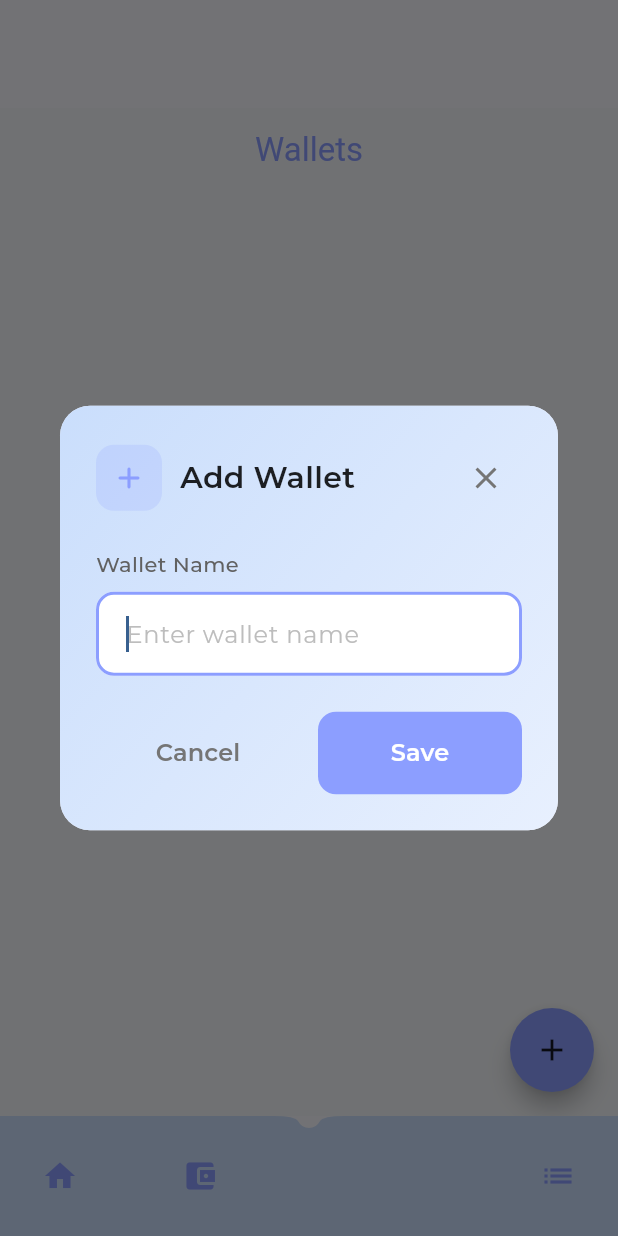
After one commit to farhanzsani/Finance-App-FLutter, a Flutter app: the screen it shows after launch, item 2 of the bottom bar chosen, after a tap on the "add" icon, on a phone screen of 412 x 824 dp. The commit adds this screen. Run offline on Flutter 3.47's test engine with Material 3 defaults, Android fonts, the phone set to English and light mode, and no system bars; our stand-ins replace drift, drift_flutter, google_fonts; missing offline and left inert: calendar_appbar; accounts and stored records are empty; generated files the repository leaves out were written again.

Commit message:
feat: add wallet page design and crud logic

```diff
--- a/lib/Models/database.dart
+++ b/lib/Models/database.dart
@@ -5,13 +5,14 @@ import 'package:path_provider/path_provider.dart';
 
 import 'category.dart';
 import 'transaction.dart';
+import 'wallet.dart';
 
 part 'database.g.dart';
 
 
 
 @DriftDatabase(
-  tables: [Categories, Transactions]
+  tables: [Categories, Transactions, Wallet],
 )
 class AppDatabase extends _$AppDatabase {
   // After generating code, this class needs to define a `schemaVersion` getter
@@ -20,10 +21,23 @@ class AppDatabase extends _$AppDatabase {
   AppDatabase([QueryExecutor? executor]) : super(executor ?? _openConnection());
 
   @override
-  int get schemaVersion => 1;
+  int get schemaVersion => 2;
+
+  @override
+  MigrationStrategy get migration {
+    return MigrationStrategy(
+      onCreate: (Migrator m) async {
+        await m.createAll();
+      },
+      onUpgrade: (Migrator m, int from, int to) async {
+        if (from < 2) {
+          await m.createTable(wallet); // wallets itu nama tabel dari drift
+        }
+      },
+    );
+  }
 
   // crud category
-
   Future<List<Category>>getAllCategoryRepo(int type) async {
     return await (select(categories)..where((tbl) => tbl.type.equals(type))).get();
   }
@@ -41,6 +55,35 @@ class AppDatabase extends _$AppDatabase {
     return (delete(categories)..where((tbl) => tbl.id.equals(id))).go();
   }
 
+
+  // crud wallet
+  Future<List<WalletData>> getAllWalletRepo() async {
+      return await select(wallet).get();
+  }
+
+
+  Future updateDataWalletRepo(int id, String name) async {
+    return (update(wallet)..where((tbl) => tbl.id.equals(id))).write(
+      WalletCompanion(
+        name: Value(name),
+        updated_at: Value(DateTime.now()),
+      )
+    );
+  }
+
+  updatebalanceWalletRepo(int id, double balance) async {
+    return (update(wallet)..where((tbl) => tbl.id.equals(id))).write(
+      WalletCompanion(
+        balance: Value(balance),
+        updated_at: Value(DateTime.now()),
+      )
+    );
+  }
+
+  Future deleteWalletRepo(int id) async {
+    return (delete(wallet)..where((tbl) => tbl.id.equals(id))).go();
+  }
+
   static QueryExecutor _openConnection() {
     return driftDatabase(
       name: 'my_database',
--- /dev/null
+++ b/lib/Models/wallet.dart
@@ -0,0 +1,12 @@
+import 'package:drift/drift.dart';
+
+
+
+class Wallet extends Table {
+  IntColumn get id => integer().autoIncrement()();
+  TextColumn get name => text().withLength(min: 1, max: 128)();
+  RealColumn get balance => real().withDefault(const Constant(0))();
+  DateTimeColumn get created => dateTime()();
+  DateTimeColumn get updated_at => dateTime()();
+  DateTimeColumn get deleted_at => dateTime().nullable()();
+}
--- a/lib/pages/category_page.dart
+++ b/lib/pages/category_page.dart
@@ -32,6 +32,7 @@ class _CategoryPageState extends State<CategoryPage> {
   Future<List<Category>> getAllCategories(int type) async {
     return await db.getAllCategoryRepo(type);
   }
+
 
   Future update(int id, String name) async {
     return await db.updateCategoryRepo(id, name);
@@ -232,6 +233,14 @@ class _CategoryPageState extends State<CategoryPage> {
         child: Column(
           children: [
             // Header Section
+            Center(
+              child: Text("Categories",
+                  style: GoogleFonts.montserrat(
+                    fontSize: 20,
+                    fontWeight: FontWeight.w600,
+                    color: Color(0xFF8C9EFF),
+                  )),
+            ),
             Container(
               padding: EdgeInsets.all(20),
               decoration: BoxDecoration(
@@ -540,6 +549,9 @@ class _CategoryPageState extends State<CategoryPage> {
           openDialog(null);
         },
         backgroundColor: Color(0xFF8C9EFF),
+        shape: RoundedRectangleBorder(
+          borderRadius: BorderRadius.circular(50),
+        ),
         child: Icon(Icons.add, color: Colors.white, size: 28),
         elevation: 4,
       ),
--- a/lib/pages/main_pages.dart
+++ b/lib/pages/main_pages.dart
@@ -2,6 +2,7 @@ import 'package:calendar_appbar/calendar_appbar.dart';
 import 'package:finance_app_for_nacha/pages/category_page.dart';
 import 'package:finance_app_for_nacha/pages/home_page.dart';
 import 'package:finance_app_for_nacha/pages/transaction_page.dart';
+import 'package:finance_app_for_nacha/pages/wallet_page.dart';
 import 'package:flutter/material.dart';
 import 'package:google_fonts/google_fonts.dart';
 
@@ -14,7 +15,7 @@ class MainPage extends StatefulWidget {
 
 class _MainPageState extends State<MainPage> {
   static const Color primaryColor = Color(0xFFCADEFC);
-  final List<Widget> _childern = [const HomePage(), const CategoryPage()];
+  final List<Widget> _childern = [const HomePage(), const CategoryPage(), WalletPage()];
 
   int currentIndex = 0;
 
@@ -44,16 +45,6 @@ class _MainPageState extends State<MainPage> {
                   padding: const EdgeInsets.symmetric(
                     vertical: 36,
                     horizontal: 16,
-                  ),
-                  child: Center(
-                    child: Text(
-                      'categories',
-                      style: GoogleFonts.montserrat(
-                        color: const Color(0xFF8C9EFF),
-                        fontSize: 20,
-                        fontWeight: FontWeight.w600,
-                      ),
-                    ),
                   ),
                 ),
               ),
@@ -99,7 +90,13 @@ class _MainPageState extends State<MainPage> {
                   onTapped(0);
                 },
               ),
-              SizedBox(width: 10),
+              IconButton(
+                icon: Icon(Icons.account_balance_wallet, color: const Color(0xFF8C9EFF)),
+                onPressed: () {
+                  onTapped(2);
+                },
+              ),
+              SizedBox(width: 100),
               IconButton(
                 icon: Icon(Icons.list, color: const Color(0xFF8C9EFF)),
                 onPressed: () {
--- /dev/null
+++ b/lib/pages/wallet_page.dart
@@ -0,0 +1,317 @@
+import 'package:flutter/material.dart';
+import 'package:google_fonts/google_fonts.dart';
+import 'package:finance_app_for_nacha/Models/database.dart';
+
+class WalletPage extends StatefulWidget {
+  const WalletPage({super.key});
+
+  @override
+  State<WalletPage> createState() => _WalletPageState();
+}
+
+class _WalletPageState extends State<WalletPage> {
+  final AppDatabase db = AppDatabase();
+  final TextEditingController nameController = TextEditingController();
+
+  /// ===============================
+  /// DATABASE FUNCTIONS
+  /// ===============================
+  Future<void> insert(String name) async {
+    final now = DateTime.now();
+    await db.into(db.wallet).insert(
+      WalletCompanion.insert(
+        name: name,
+        created: now,
+        updated_at: now,
+      ),
+    );
+  }
+
+  Future<List<WalletData>> getAllWallets() {
+    return db.getAllWalletRepo();
+  }
+
+  Future<void> update(int id, String name) {
+    return db.updateDataWalletRepo(id, name);
+  }
+
+  Future<void> delete(int id) {
+    return db.deleteWalletRepo(id);
+  }
+
+  /// ===============================
+  /// ADD / EDIT DIALOG
+  /// ===============================
+void openDialog(WalletData? wallet) {
+  if (wallet != null) {
+    nameController.text = wallet.name;
+  } else {
+    nameController.clear();
+  }
+
+  showDialog(
+    context: context,
+    builder: (BuildContext context) {
+      return Dialog(
+        shape: RoundedRectangleBorder(
+          borderRadius: BorderRadius.circular(20),
+        ),
+        child: Container(
+          padding: EdgeInsets.all(24),
+          decoration: BoxDecoration(
+            gradient: LinearGradient(
+              begin: Alignment.topLeft,
+              end: Alignment.bottomRight,
+              colors: [
+                Color(0xFFCADEFC),
+                Color(0xFFE8F0FE),
+              ],
+            ),
+            borderRadius: BorderRadius.circular(20),
+          ),
+          child: Column(
+            mainAxisSize: MainAxisSize.min,
+            crossAxisAlignment: CrossAxisAlignment.start,
+            children: [
+              Row(
+                children: [
+                  Container(
+                    padding: EdgeInsets.all(10),
+                    decoration: BoxDecoration(
+                      color: Color(0xFF8C9EFF).withAlpha(50),
+                      borderRadius: BorderRadius.circular(12),
+                    ),
+                    child: Icon(
+                      wallet != null ? Icons.edit_rounded : Icons.add_rounded,
+                      color: Color(0xFF8C9EFF),
+                      size: 24,
+                    ),
+                  ),
+                  SizedBox(width: 12),
+                  Expanded(
+                    child: Text(
+                      wallet != null ? 'Edit Wallet' : 'Add Wallet',
+                      style: GoogleFonts.montserrat(
+                        fontSize: 20,
+                        fontWeight: FontWeight.w600,
+                        color: Colors.black87,
+                      ),
+                    ),
+                  ),
+                  IconButton(
+                    onPressed: () => Navigator.pop(context),
+                    icon: Icon(Icons.close, color: Colors.grey[600]),
+                    splashRadius: 20,
+                  ),
+                ],
+              ),
+              SizedBox(height: 24),
+              Text(
+                'Wallet Name',
+                style: GoogleFonts.montserrat(
+                  fontSize: 14,
+                  fontWeight: FontWeight.w500,
+                  color: Colors.grey[700],
+                ),
+              ),
+              SizedBox(height: 8),
+              TextFormField(
+                controller: nameController,
+                autofocus: true,
+                style: GoogleFonts.montserrat(fontSize: 16),
+                decoration: InputDecoration(
+                  hintText: 'Enter wallet name',
+                  hintStyle: GoogleFonts.montserrat(
+                    color: Colors.grey[400],
+                  ),
+                  filled: true,
+                  fillColor: Colors.white,
+                  border: OutlineInputBorder(
+                    borderRadius: BorderRadius.circular(12),
+                    borderSide: BorderSide.none,
+                  ),
+                  enabledBorder: OutlineInputBorder(
+                    borderRadius: BorderRadius.circular(12),
+                    borderSide: BorderSide(color: Colors.grey[200]!),
+                  ),
+                  focusedBorder: OutlineInputBorder(
+                    borderRadius: BorderRadius.circular(12),
+                    borderSide: BorderSide(
+                      color: Color(0xFF8C9EFF),
+                      width: 2,
+                    ),
+                  ),
+                  contentPadding: EdgeInsets.symmetric(
+                    horizontal: 16,
+                    vertical: 16,
+                  ),
+                ),
+              ),
+              SizedBox(height: 24),
+              Row(
+                children: [
+                  Expanded(
+                    child: TextButton(
+                      onPressed: () => Navigator.pop(context),
+                      style: TextButton.styleFrom(
+                        padding: EdgeInsets.symmetric(vertical: 16),
+                        shape: RoundedRectangleBorder(
+                          borderRadius: BorderRadius.circular(12),
+                        ),
+                      ),
+                      child: Text(
+                        'Cancel',
+                        style: GoogleFonts.montserrat(
+                          fontSize: 16,
+                          fontWeight: FontWeight.w600,
+                          color: Colors.grey[600],
+                        ),
+                      ),
+                    ),
+                  ),
+                  SizedBox(width: 12),
+                  Expanded(
+                    child: ElevatedButton(
+                      onPressed: () async {
+                        if (nameController.text.trim().isEmpty) {
+                          ScaffoldMessenger.of(context).showSnackBar(
+                            SnackBar(
+                              content: Text('Please enter a wallet name'),
+                              backgroundColor: Colors.red,
+                            ),
+                          );
+                          return;
+                        }
+
+                        if (wallet == null) {
+                          await insert(nameController.text);
+                        } else {
+                          await update(wallet.id, nameController.text);
+                        }
+
+                        Navigator.pop(context);
+                        setState(() {});
+                        nameController.clear();
+                      },
+                      style: ElevatedButton.styleFrom(
+                        backgroundColor: Color(0xFF8C9EFF),
+                        foregroundColor: Colors.white,
+                        padding: EdgeInsets.symmetric(vertical: 16),
+                        elevation: 0,
+                        shape: RoundedRectangleBorder(
+                          borderRadius: BorderRadius.circular(12),
+                        ),
+                      ),
+                      child: Text(
+                        'Save',
+                        style: GoogleFonts.montserrat(
+                          fontSize: 16,
+                          fontWeight: FontWeight.w600,
+                        ),
+                      ),
+                    ),
+                  ),
+                ],
+              ),
+            ],
+          ),
+        ),
+      );
+    },
+  );
+}
+
+  /// ===============================
+  /// UI
+  /// ===============================
+  @override
+  Widget build(BuildContext context) {
+    return Scaffold(
+      backgroundColor: const Color(0xFFF5F7FA),
+      appBar: AppBar(
+        title: const Text('Wallets'),
+        centerTitle: true,
+        backgroundColor: const Color(0xFFF5F7FA),
+        foregroundColor: const Color(0xFF8C9EFF),
+        elevation: 0,
+      ),
+
+      body: FutureBuilder<List<WalletData>>(
+        future: getAllWallets(),
+        builder: (context, snapshot) {
+          if (snapshot.connectionState == ConnectionState.waiting) {
+            return const Center(child: CircularProgressIndicator());
+          }
+
+          if (!snapshot.hasData || snapshot.data!.isEmpty) {
+            return const Center(child: Text('No wallets yet'));
+          }
+
+          final wallets = snapshot.data!;
+
+          return ListView.builder(
+            padding: const EdgeInsets.all(16),
+            itemCount: wallets.length,
+            itemBuilder: (_, index) {
+              final wallet = wallets[index];
+
+              return Container(
+                margin: const EdgeInsets.only(bottom: 12),
+                decoration: BoxDecoration(
+                  color: Colors.white,
+                  borderRadius: BorderRadius.circular(16),
+                  boxShadow: [
+                    BoxShadow(
+                      color: Colors.black.withAlpha(40),
+                      blurRadius: 6,
+                      offset: const Offset(0, 2),
+                    ),
+                  ],
+                ),
+                child: ListTile(
+                  leading: const Icon(
+                    Icons.account_balance_wallet_rounded,
+                    color: Color(0xFF8C9EFF),
+                  ),
+                  title: Text(
+                    wallet.name,
+                    style: GoogleFonts.montserrat(
+                      fontWeight: FontWeight.w600,
+                    ),
+                  ),
+                  trailing: Row(
+                    mainAxisSize: MainAxisSize.min,
+                    children: [
+                      IconButton(
+                        icon: const Icon(Icons.edit_rounded),
+                        color: const Color(0xFF8C9EFF),
+                        onPressed: () => openDialog(wallet),
+                      ),
+                      IconButton(
+                        icon: const Icon(Icons.delete_rounded),
+                        color: Colors.red[300],
+                        onPressed: () async {
+                          await delete(wallet.id);
+                          setState(() {});
+                        },
+                      ),
+                    ],
+                  ),
+                ),
+              );
+            },
+          );
+        },
+      ),
+
+      floatingActionButton: FloatingActionButton(
+        backgroundColor: const Color(0xFF8C9EFF),
+         shape: RoundedRectangleBorder(
+          borderRadius: BorderRadius.circular(50),
+        ),
+        onPressed: () => openDialog(null),
+        child: const Icon(Icons.add),
+      ),
+    );
+  }
+}
```
Also changed, not shown: lib/Models/database.g.dart.
